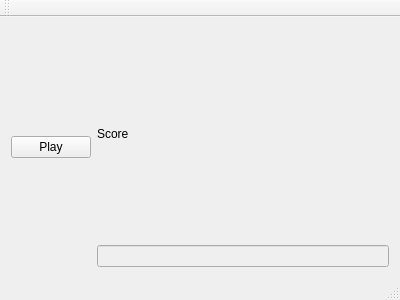
The window that mainwindow.ui (AnnaSkachkauskaite/qSwap) describes before a commit, drawn with Qt 5.
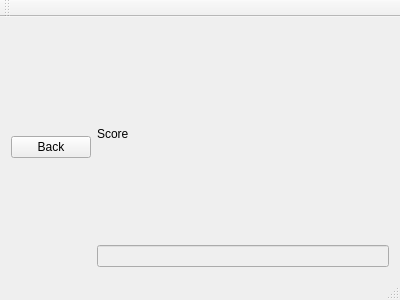
The same window after the commit.

The edit to the form file:
```diff
--- a/mainwindow.ui
+++ b/mainwindow.ui
@@ -23,9 +23,12 @@
       <item>
        <layout class="QVBoxLayout" name="verticalLayout">
         <item>
-         <widget class="QPushButton" name="pushButton">
+         <widget class="QPushButton" name="BackButton">
+          <property name="styleSheet">
+           <string notr="true"/>
+          </property>
           <property name="text">
-           <string>Play</string>
+           <string>Back</string>
           </property>
          </widget>
         </item>
```
Left out of the diff: 2 changed lines with no effect on the pictures.
